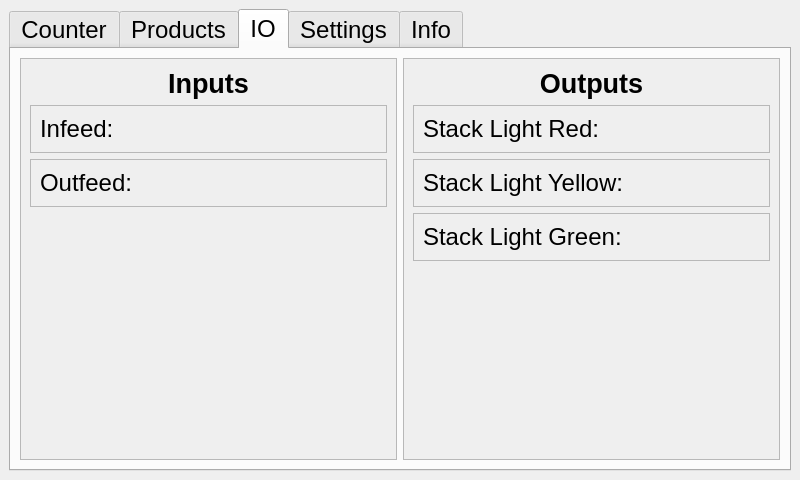
Before: the Qt Designer form form.ui in rassweiler/pi-networked-counter, drawn with Qt 5.
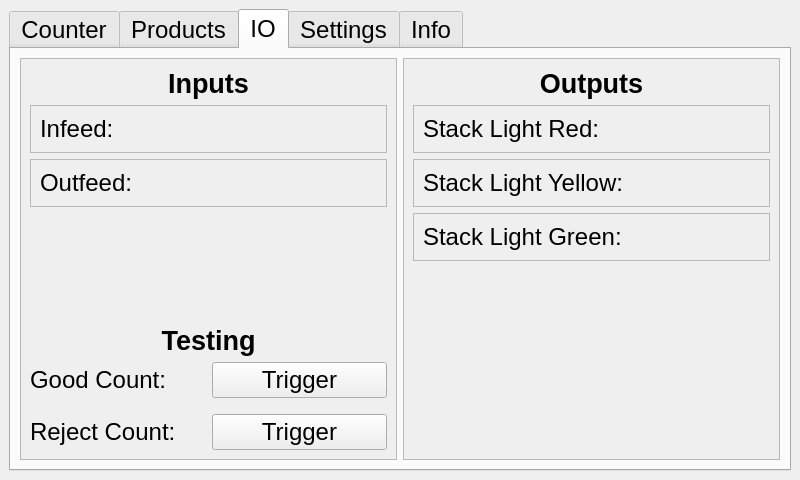
After: the same form once the commit is applied. The open tabs and pages were chosen to show the change. Icons and pictures are not drawn.

Patch:
```diff
--- a/form.ui
+++ b/form.ui
@@ -2723,6 +2723,80 @@
               </property>
              </spacer>
             </item>
+            <item>
+             <widget class="QLabel" name="label_48">
+              <property name="sizePolicy">
+               <sizepolicy hsizetype="Expanding" vsizetype="Maximum">
+                <horstretch>0</horstretch>
+                <verstretch>0</verstretch>
+               </sizepolicy>
+              </property>
+              <property name="font">
+               <font>
+                <pointsize>20</pointsize>
+                <bold>true</bold>
+               </font>
+              </property>
+              <property name="text">
+               <string>Testing</string>
+              </property>
+              <property name="alignment">
+               <set>Qt::AlignmentFlag::AlignCenter</set>
+              </property>
+             </widget>
+            </item>
+            <item>
+             <layout class="QHBoxLayout" name="frameTestingGoodCount">
+              <item>
+               <widget class="QLabel" name="label_51">
+                <property name="text">
+                 <string>Good Count:</string>
+                </property>
+               </widget>
+              </item>
+              <item>
+               <widget class="QPushButton" name="pushButtonTriggerGoodCount">
+                <property name="text">
+                 <string>Trigger</string>
+                </property>
+               </widget>
+              </item>
+             </layout>
+            </item>
+            <item>
+             <spacer name="verticalSpacer_7">
+              <property name="orientation">
+               <enum>Qt::Orientation::Vertical</enum>
+              </property>
+              <property name="sizeType">
+               <enum>QSizePolicy::Policy::Minimum</enum>
+              </property>
+              <property name="sizeHint" stdset="0">
+               <size>
+                <width>20</width>
+                <height>10</height>
+               </size>
+              </property>
+             </spacer>
+            </item>
+            <item>
+             <layout class="QHBoxLayout" name="horizontalLayout_52">
+              <item>
+               <widget class="QLabel" name="label_52">
+                <property name="text">
+                 <string>Reject Count:</string>
+                </property>
+               </widget>
+              </item>
+              <item>
+               <widget class="QPushButton" name="pushButtonTriggerRejectCount">
+                <property name="text">
+                 <string>Trigger</string>
+                </property>
+               </widget>
+              </item>
+             </layout>
+            </item>
            </layout>
           </widget>
          </widget>
```
